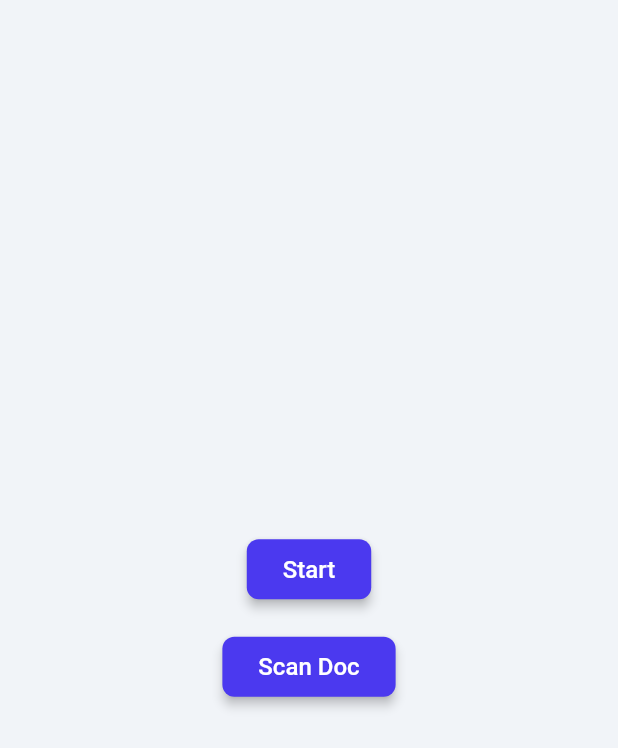
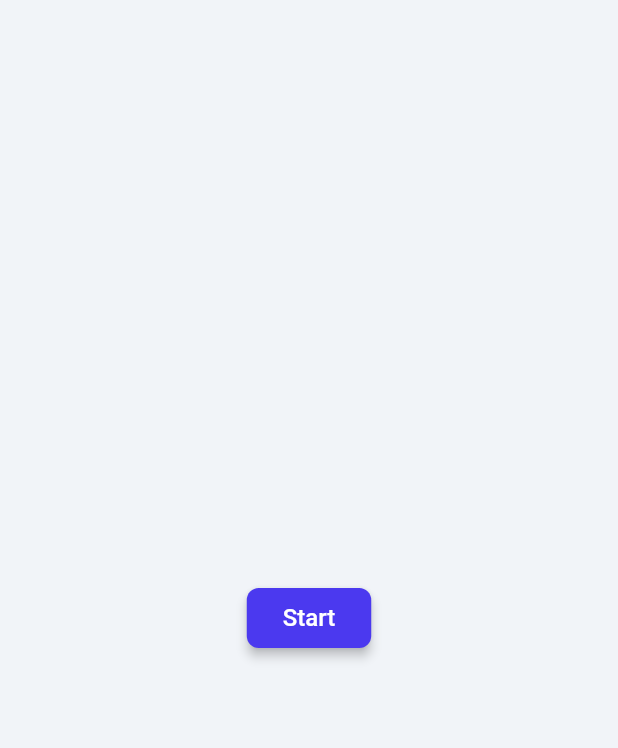
Before and after one commit to jacobdavis1/D2-DocScanner, a Flutter app: the screen it shows after launch, on a phone screen of 412 x 824 dp. Shown: the top 748 px of the screen. Run offline on Flutter 3.47's test engine with Material 2 defaults, Android fonts, the phone set to English and light mode, and no system bars; drawn by our look-alikes of auto_size_text; our stand-ins replace dio, font_awesome_flutter, from_css_color, go_router, google_fonts, page_transition and 2 more; missing offline and left inert: auth0_flutter, cunning_document_scanner, json_path; Roboto replaces fonts that are missing (Readex Pro).

Commit message:
Changed so you can only scan docs if yorue logged in.

```diff
--- a/lib/pages/sign_in/sign_in_model.dart
+++ b/lib/pages/sign_in/sign_in_model.dart
@@ -12,6 +12,8 @@ class SignInModel extends FlutterFlowModel<SignInWidget> {
   ///  State fields for stateful widgets in this page.
 
   final unfocusNode = FocusNode();
+  // Stores action output result for [Custom Action - scanDocuments] action in Upload widget.
+  List<String>? scanned;
 
   /// Initialization and disposal methods.
 
--- a/lib/pages/start/start_model.dart
+++ b/lib/pages/start/start_model.dart
@@ -15,8 +15,6 @@ class StartModel extends FlutterFlowModel<StartWidget> {
   final unfocusNode = FocusNode();
   // Stores action output result for [Custom Action - hasValidCredentials] action in Start widget.
   bool? isLoggedIn;
-  // Stores action output result for [Custom Action - scanDocuments] action in Button widget.
-  List<String>? scannedDocs;
 
   /// Initialization and disposal methods.
 
--- a/lib/pages/start/start_widget.dart
+++ b/lib/pages/start/start_widget.dart
@@ -95,36 +95,6 @@ class _StartWidgetState extends State<StartWidget> {
                     borderRadius: BorderRadius.circular(8.0),
                   ),
                 ),
-                Padding(
-                  padding: EdgeInsetsDirectional.fromSTEB(0.0, 25.0, 0.0, 0.0),
-                  child: FFButtonWidget(
-                    onPressed: () async {
-                      _model.scannedDocs = await actions.scanDocuments();
-
-                      setState(() {});
-                    },
-                    text: 'Scan Doc',
-                    options: FFButtonOptions(
-                      height: 40.0,
-                      padding:
-                          EdgeInsetsDirectional.fromSTEB(24.0, 0.0, 24.0, 0.0),
-                      iconPadding:
-                          EdgeInsetsDirectional.fromSTEB(0.0, 0.0, 0.0, 0.0),
-                      color: FlutterFlowTheme.of(context).primary,
-                      textStyle:
-                          FlutterFlowTheme.of(context).titleSmall.override(
-                                fontFamily: 'Readex Pro',
-                                color: Colors.white,
-                              ),
-                      elevation: 3.0,
-                      borderSide: BorderSide(
-                        color: Colors.transparent,
-                        width: 1.0,
-                      ),
-                      borderRadius: BorderRadius.circular(8.0),
-                    ),
-                  ),
-                ),
               ],
             ),
           ),
```
Also changed, not shown: lib/pages/sign_in/sign_in_widget.dart (+35 -0 lines).
